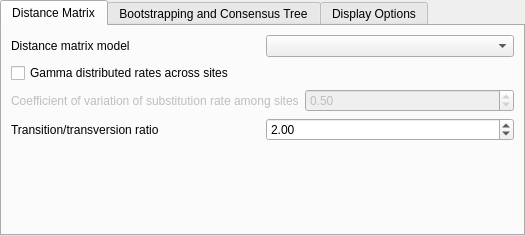
violethaze74/ugene, file src/plugins_3rdparty/phylip/src/ui/NeighborJoinWidget.ui: the form before one commit.
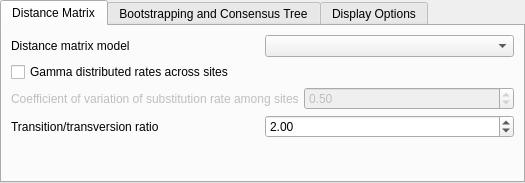
The form after the commit. Custom widgets are drawn as their Qt base class.

Commit message: UGENE-4650: dialog size policy fix

```diff
--- a/src/plugins_3rdparty/phylip/src/ui/NeighborJoinWidget.ui
+++ b/src/plugins_3rdparty/phylip/src/ui/NeighborJoinWidget.ui
@@ -6,8 +6,8 @@
    <rect>
     <x>0</x>
     <y>0</y>
-    <width>523</width>
-    <height>236</height>
+    <width>525</width>
+    <height>222</height>
    </rect>
   </property>
   <layout class="QVBoxLayout" name="verticalLayout">
@@ -32,7 +32,7 @@
    <item>
     <widget class="QTabWidget" name="tabWidget">
      <property name="sizePolicy">
-      <sizepolicy hsizetype="Expanding" vsizetype="MinimumExpanding">
+      <sizepolicy hsizetype="Preferred" vsizetype="Fixed">
        <horstretch>0</horstretch>
        <verstretch>0</verstretch>
       </sizepolicy>
@@ -51,13 +51,16 @@
        <string>Distance Matrix</string>
       </attribute>
       <layout class="QVBoxLayout" name="verticalLayout_2">
+       <property name="spacing">
+        <number>5</number>
+       </property>
        <property name="sizeConstraint">
         <enum>QLayout::SetMinAndMaxSize</enum>
        </property>
        <item>
         <layout class="QHBoxLayout" name="modelLayout">
          <property name="sizeConstraint">
-          <enum>QLayout::SetMinimumSize</enum>
+          <enum>QLayout::SetMinAndMaxSize</enum>
          </property>
          <item>
           <widget class="QLabel" name="lblModel">
@@ -74,7 +77,7 @@
        <item>
         <layout class="QGridLayout" name="coefficientLayout">
          <property name="sizeConstraint">
-          <enum>QLayout::SetMinimumSize</enum>
+          <enum>QLayout::SetMinAndMaxSize</enum>
          </property>
          <item row="1" column="0">
           <widget class="QLabel" name="lblCoefficient">
@@ -120,7 +123,7 @@
        <item>
         <layout class="QHBoxLayout" name="transitionLayout">
          <property name="sizeConstraint">
-          <enum>QLayout::SetMinimumSize</enum>
+          <enum>QLayout::SetMinAndMaxSize</enum>
          </property>
          <item>
           <widget class="QLabel" name="lblTransition">
@@ -155,10 +158,13 @@
          <property name="orientation">
           <enum>Qt::Vertical</enum>
          </property>
+         <property name="sizeType">
+          <enum>QSizePolicy::MinimumExpanding</enum>
+         </property>
          <property name="sizeHint" stdset="0">
           <size>
-           <width>20</width>
-           <height>40</height>
+           <width>0</width>
+           <height>0</height>
           </size>
          </property>
         </spacer>
@@ -186,6 +192,9 @@
           <bool>false</bool>
          </property>
          <layout class="QVBoxLayout" name="verticalLayout_4">
+          <property name="sizeConstraint">
+           <enum>QLayout::SetMinAndMaxSize</enum>
+          </property>
           <property name="leftMargin">
            <number>0</number>
           </property>
@@ -201,7 +210,7 @@
           <item>
            <layout class="QHBoxLayout" name="replicatesNumberLayout">
             <property name="sizeConstraint">
-             <enum>QLayout::SetNoConstraint</enum>
+             <enum>QLayout::SetMinAndMaxSize</enum>
             </property>
             <item>
              <widget class="QLabel" name="lblReplicatesNumber">
@@ -228,7 +237,7 @@
           <item>
            <layout class="QHBoxLayout" name="seedLayout">
             <property name="sizeConstraint">
-             <enum>QLayout::SetNoConstraint</enum>
+             <enum>QLayout::SetMinAndMaxSize</enum>
             </property>
             <item>
              <widget class="QLabel" name="lblSeed">
@@ -255,7 +264,7 @@
           <item>
            <layout class="QHBoxLayout" name="consensusTypeLayout">
             <property name="sizeConstraint">
-             <enum>QLayout::SetMinimumSize</enum>
+             <enum>QLayout::SetMinAndMaxSize</enum>
             </property>
             <item>
              <widget class="QLabel" name="lblConsensusType">
@@ -272,7 +281,7 @@
           <item>
            <layout class="QHBoxLayout" name="fractionLayout">
             <property name="sizeConstraint">
-             <enum>QLayout::SetMinimumSize</enum>
+             <enum>QLayout::SetMinAndMaxSize</enum>
             </property>
             <item>
              <widget class="QLabel" name="lblFraction">
@@ -304,6 +313,9 @@
          <property name="orientation">
           <enum>Qt::Vertical</enum>
          </property>
+         <property name="sizeType">
+          <enum>QSizePolicy::MinimumExpanding</enum>
+         </property>
          <property name="sizeHint" stdset="0">
           <size>
            <width>20</width>
@@ -319,6 +331,9 @@
        <string>Display Options</string>
       </attribute>
       <layout class="QVBoxLayout" name="verticalLayout_5">
+       <property name="sizeConstraint">
+        <enum>QLayout::SetMinAndMaxSize</enum>
+       </property>
        <item>
         <widget class="U2::PhyTreeDisplayOptionsWidget" name="displayOptions" native="true"/>
        </item>
@@ -327,10 +342,13 @@
          <property name="orientation">
           <enum>Qt::Vertical</enum>
          </property>
+         <property name="sizeType">
+          <enum>QSizePolicy::MinimumExpanding</enum>
+         </property>
          <property name="sizeHint" stdset="0">
           <size>
            <width>20</width>
-           <height>162</height>
+           <height>0</height>
           </size>
          </property>
         </spacer>
```
The commit also changes 4 other files.
